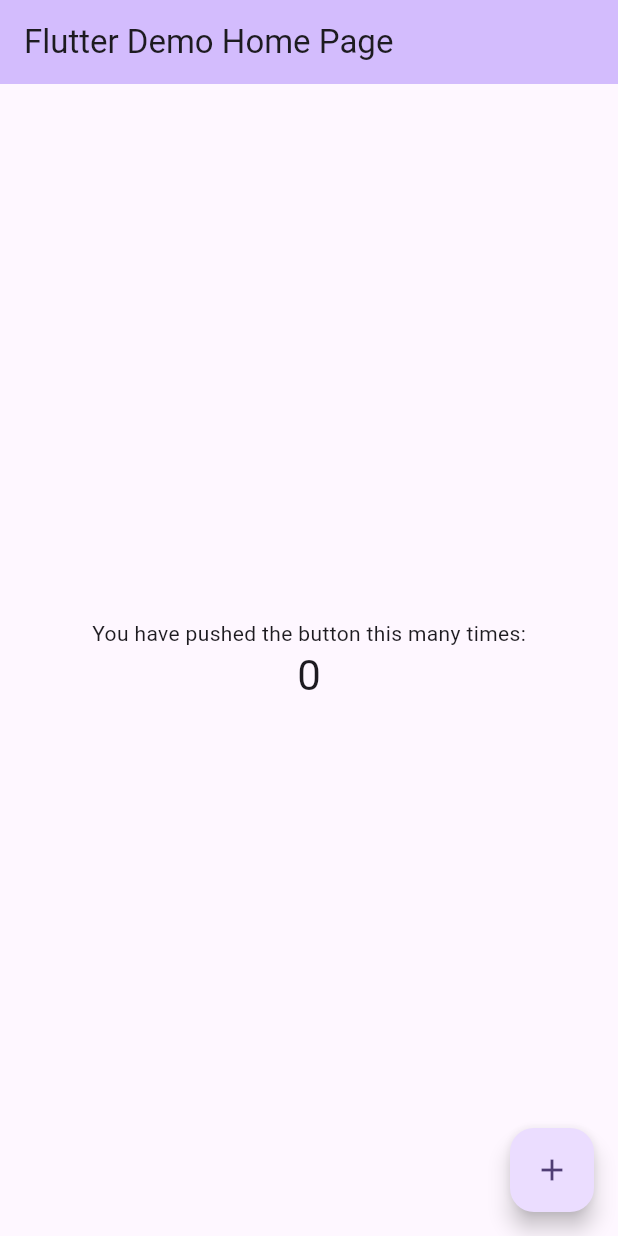
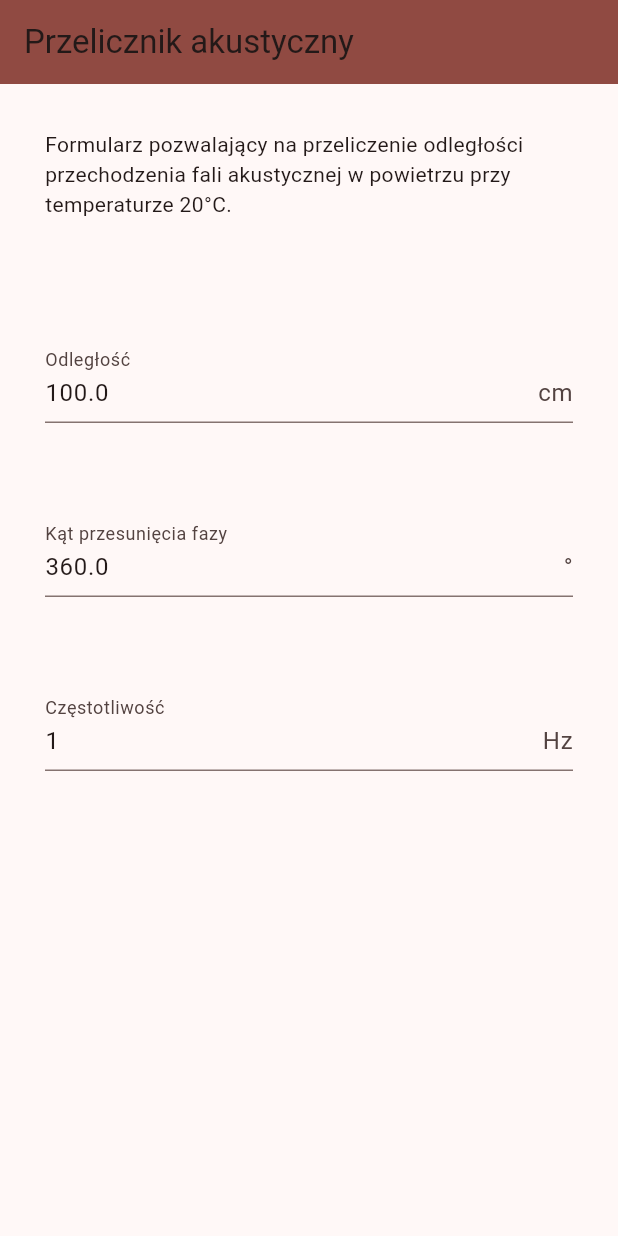
Before and after one commit to mateuszokroj1/flutter_demo, a Flutter app: the screen it shows after launch, on a phone screen of 412 x 824 dp. Run offline on Flutter 3.47's test engine with Material 3 defaults, Android fonts, the phone set to English and light mode, and no system bars.

Commit message:
Layout prepared. Created backend methods.

```diff
--- a/lib/main.dart
+++ b/lib/main.dart
@@ -11,42 +11,18 @@ class MyApp extends StatelessWidget {
   @override
   Widget build(BuildContext context) {
     return MaterialApp(
-      title: 'Flutter Demo',
+      title: 'Przelicznik akustyczny',
       theme: ThemeData(
-        // This is the theme of your application.
-        //
-        // TRY THIS: Try running your application with "flutter run". You'll see
-        // the application has a purple toolbar. Then, without quitting the app,
-        // try changing the seedColor in the colorScheme below to Colors.green
-        // and then invoke "hot reload" (save your changes or press the "hot
-        // reload" button in a Flutter-supported IDE, or press "r" if you used
-        // the command line to start the app).
-        //
-        // Notice that the counter didn't reset back to zero; the application
-        // state is not lost during the reload. To reset the state, use hot
-        // restart instead.
-        //
-        // This works for code too, not just values: Most code changes can be
-        // tested with just a hot reload.
-        colorScheme: ColorScheme.fromSeed(seedColor: Colors.deepPurple),
+        colorScheme: ColorScheme.fromSeed(seedColor: Colors.red),
         useMaterial3: true,
       ),
-      home: const MyHomePage(title: 'Flutter Demo Home Page'),
+      home: const MyHomePage(title: 'Przelicznik akustyczny'),
     );
   }
 }
 
 class MyHomePage extends StatefulWidget {
   const MyHomePage({super.key, required this.title});
-
-  // This widget is the home page of your application. It is stateful, meaning
-  // that it has a State object (defined below) that contains fields that affect
-  // how it looks.
-
-  // This class is the configuration for the state. It holds the values (in this
-  // case the title) provided by the parent (in this case the App widget) and
-  // used by the build method of the State. Fields in a Widget subclass are
-  // always marked "final".
 
   final String title;
 
@@ -55,17 +31,20 @@ class MyHomePage extends StatefulWidget {
 }
 
 class _MyHomePageState extends State<MyHomePage> {
-  int _counter = 0;
+  double _distance = 100;
+  double _phase = 360;
+  double _freq = 1;
 
-  void _incrementCounter() {
-    setState(() {
-      // This call to setState tells the Flutter framework that something has
-      // changed in this State, which causes it to rerun the build method below
-      // so that the display can reflect the updated values. If we changed
-      // _counter without calling setState(), then the build method would not be
-      // called again, and so nothing would appear to happen.
-      _counter++;
-    });
+  void setDist(double value) {
+
+  }
+
+  void setPhase(double value) {
+
+  }
+
+  void setFreq(double value) {
+
   }
 
   @override
@@ -77,49 +56,62 @@ class _MyHomePageState extends State<MyHomePage> {
     // fast, so that you can just rebuild anything that needs updating rather
     // than having to individually change instances of widgets.
     return Scaffold(
-      appBar: AppBar(
-        // TRY THIS: Try changing the color here to a specific color (to
-        // Colors.amber, perhaps?) and trigger a hot reload to see the AppBar
-        // change color while the other colors stay the same.
-        backgroundColor: Theme.of(context).colorScheme.inversePrimary,
-        // Here we take the value from the MyHomePage object that was created by
-        // the App.build method, and use it to set our appbar title.
-        title: Text(widget.title),
-      ),
-      body: Center(
-        // Center is a layout widget. It takes a single child and positions it
-        // in the middle of the parent.
-        child: Column(
-          // Column is also a layout widget. It takes a list of children and
-          // arranges them vertically. By default, it sizes itself to fit its
-          // children horizontally, and tries to be as tall as its parent.
-          //
-          // Column has various properties to control how it sizes itself and
-          // how it positions its children. Here we use mainAxisAlignment to
-          // center the children vertically; the main axis here is the vertical
-          // axis because Columns are vertical (the cross axis would be
-          // horizontal).
-          //
-          // TRY THIS: Invoke "debug painting" (choose the "Toggle Debug Paint"
-          // action in the IDE, or press "p" in the console), to see the
-          // wireframe for each widget.
-          mainAxisAlignment: MainAxisAlignment.center,
-          children: <Widget>[
-            const Text(
-              'You have pushed the button this many times:',
-            ),
-            Text(
-              '$_counter',
-              style: Theme.of(context).textTheme.headlineMedium,
-            ),
+        appBar: AppBar(
+          backgroundColor: Theme.of(context).colorScheme.primary,
+          title: Text(widget.title),
+        ),
+        body: Column(
+          children: [
+            Container(
+                margin: const EdgeInsets.all(30),
+                child: const Text(
+                    'Formularz pozwalający na przeliczenie odległości przechodzenia fali akustycznej w powietrzu przy temperaturze 20°C.\n')),
+            Container(
+                margin: const EdgeInsets.all(30),
+                child: TextFormField(
+                  decoration: const InputDecoration(
+                      labelText: 'Odległość', suffixText: 'cm'),
+                  initialValue: '100.0',
+                  validator: (String? value) {
+                    if (value == null) {
+                      return null;
+                    }
+
+                    var reg = RegExp('^\\d+([\\.\\,]\\d+)?\$');
+                    return reg.hasMatch(value) ? value : null;
+                  },
+                )),
+            Container(
+                margin: const EdgeInsets.all(30),
+                child: TextFormField(
+                  decoration: const InputDecoration(
+                      labelText: 'Kąt przesunięcia fazy', suffixText: '°'),
+                  initialValue: '360.0',
+                  validator: (String? value) {
+                    if (value == null) {
+                      return null;
+                    }
+
+                    var reg = RegExp('^\\d+([\\.\\,]\\d+)?\$');
+                    return reg.hasMatch(value) ? value : null;
+                  },
+                )),
+            Container(
+                margin: const EdgeInsets.all(30),
+                child: TextFormField(
+                  decoration: const InputDecoration(
+                      labelText: 'Częstotliwość', suffixText: 'Hz'),
+                  initialValue: '1',
+                  validator: (String? value) {
+                    if (value == null) {
+                      return null;
+                    }
+
+                    var reg = RegExp('^\\d+([\\.\\,]\\d+)?\$');
+                    return reg.hasMatch(value) ? value : null;
+                  },
+                )),
           ],
-        ),
-      ),
-      floatingActionButton: FloatingActionButton(
-        onPressed: _incrementCounter,
-        tooltip: 'Increment',
-        child: const Icon(Icons.add),
-      ), // This trailing comma makes auto-formatting nicer for build methods.
-    );
+        ));
   }
 }
```
